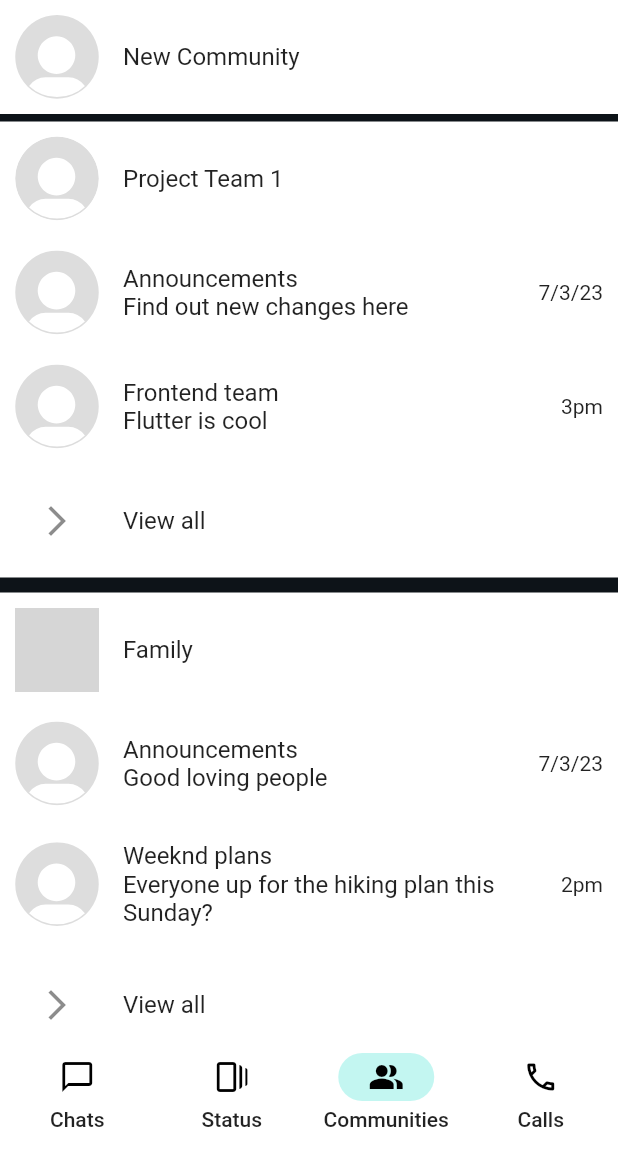
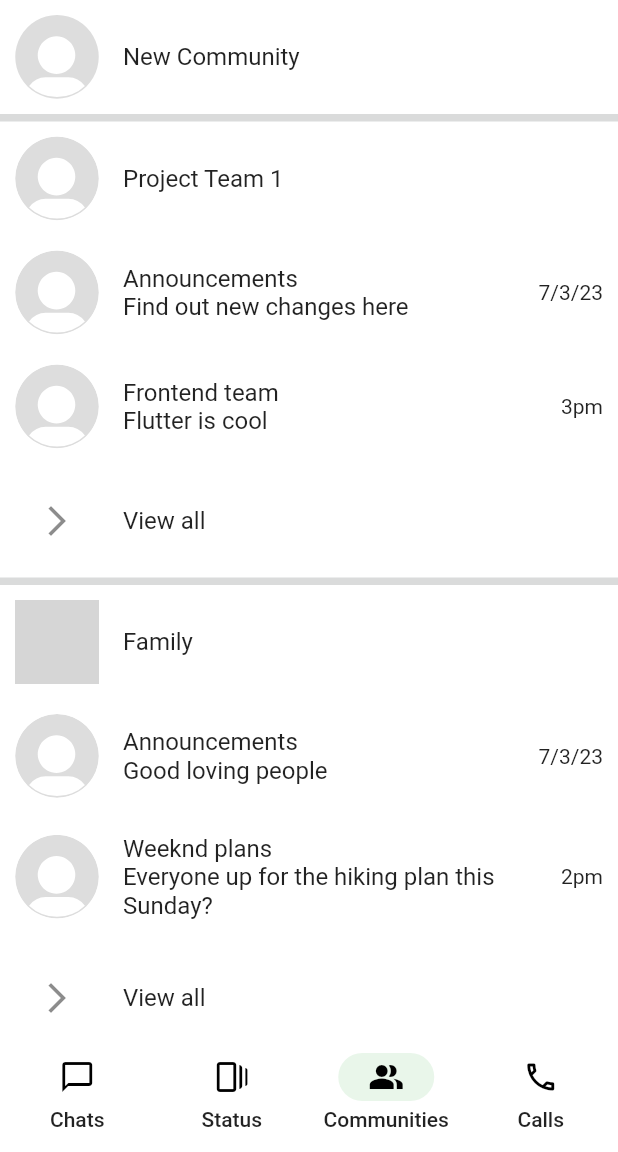
Before and after one commit to akodali9/whatsappui_clone, a Flutter app: the screen it shows after launch, item 3 of the bottom bar chosen, on a phone screen of 412 x 824 dp, the part 84-1236 px from its top. Run offline on Flutter 3.47's test engine with Material 2 defaults, Android fonts, the phone set to English and light mode, and no system bars; our stand-ins replace flutter_svg; network calls fail; grey boxes are pictures that could not be loaded.

Commit message:
Color Scheme for dark and light mode configured

```diff
--- a/lib/Screens/community_page.dart
+++ b/lib/Screens/community_page.dart
@@ -73,8 +73,14 @@ class _CommunityPageState extends State<CommunityPage> {
               contentPadding: const EdgeInsets.all(10.0),
               leading: AspectRatio(
                 aspectRatio: 1 / 1,
-                child: SvgPicture.asset(
-                  'assets/default_imgs/profile_photo.svg',
+                child: Container(
+                  decoration: BoxDecoration(
+                    borderRadius: BorderRadius.circular(50),
+                    color: Theme.of(context).colorScheme.onBackground,
+                  ),
+                  child: SvgPicture.asset(
+                    'assets/default_imgs/profile_photo.svg',
+                  ),
                 ),
               ),
               title: const Text("New Community"),
--- a/lib/Screens/home_page.dart
+++ b/lib/Screens/home_page.dart
@@ -73,6 +73,9 @@ class _MainScreenState extends State<MainScreen> {
       //   ),
       // ),
       bottomNavigationBar: NavigationBar(
+        animationDuration: Duration(
+          milliseconds: 1,
+        ),
         selectedIndex: currentindex,
         onDestinationSelected: (int i) => {setState(() => currentindex = i)},
         destinations: const <Widget>[
--- a/lib/provider/Theme_provider.dart
+++ b/lib/provider/Theme_provider.dart
@@ -4,8 +4,10 @@ class MyThemes {
   static final darkTheme = ThemeData(
     scaffoldBackgroundColor: const Color(0xff121b22),
     brightness: Brightness.dark,
+    dividerColor: const Color.fromARGB(255, 13, 19, 24),
     colorScheme: const ColorScheme.dark(
-      secondary: Color.fromARGB(255, 13, 19, 24),
+      onBackground: Colors.white,
+      secondary: Color.fromARGB(255, 98, 149, 101),
     ),
     appBarTheme: const AppBarTheme(
       backgroundColor: Color(0xff1f2c34),
@@ -32,8 +34,12 @@ class MyThemes {
   );
 
   static final lightTheme = ThemeData(
+    dividerColor: const Color.fromARGB(255, 218, 219, 219),
     scaffoldBackgroundColor: const Color(0xffffffff),
-    colorScheme: const ColorScheme.light(),
+    colorScheme: const ColorScheme.light(
+      onBackground: Colors.white,
+      secondary: Color.fromARGB(255, 161, 217, 166),
+    ),
     brightness: Brightness.light,
     appBarTheme: const AppBarTheme(
       backgroundColor: Color(0xff008069),
--- a/lib/widgets/calls_section_tile.dart
+++ b/lib/widgets/calls_section_tile.dart
@@ -15,7 +15,10 @@ class CallsSectionTile extends StatelessWidget {
           fit: BoxFit.cover,
         );
       } else {
-        return SvgPicture.asset('assets/default_imgs/profile_photo.svg');
+        return Container(
+            decoration: BoxDecoration(
+                color: Theme.of(context).colorScheme.onBackground),
+            child: SvgPicture.asset('assets/default_imgs/profile_photo.svg'));
       }
     }
 
--- a/lib/widgets/community_section_tile.dart
+++ b/lib/widgets/community_section_tile.dart
@@ -6,14 +6,17 @@ class CommunitySectionTile extends StatelessWidget {
   const CommunitySectionTile({super.key, required this.item});
 
   final Communities item;
-  imgFunc(imgUrl) {
+  imgFunc(imgUrl, context) {
     if (imgUrl != "") {
       return Image.network(
         imgUrl,
         fit: BoxFit.cover,
       );
     } else {
-      return SvgPicture.asset('assets/default_imgs/profile_photo.svg');
+      return Container(
+          decoration:
+              BoxDecoration(color: Theme.of(context).colorScheme.onBackground),
+          child: SvgPicture.asset('assets/default_imgs/profile_photo.svg'));
     }
   }
 
@@ -23,7 +26,9 @@ class CommunitySectionTile extends StatelessWidget {
       children: [
         SizedBox(
           height: 5,
-          child: Container(color: const Color.fromARGB(255, 13, 19, 24)),
+          child: Container(
+            color: Theme.of(context).dividerColor,
+          ),
         ),
         ListTile(
           onTap: () {},
@@ -31,16 +36,19 @@ class CommunitySectionTile extends StatelessWidget {
           leading: ClipRRect(
             borderRadius: BorderRadius.circular(50),
             child: AspectRatio(
-                aspectRatio: 1 / 1, child: imgFunc(item.comm_img_url)),
+                aspectRatio: 1 / 1, child: imgFunc(item.comm_img_url, context)),
           ),
           title: Text(item.comm_name),
         ),
         ListTile(
           onTap: () {},
           contentPadding: const EdgeInsets.all(10.0),
-          leading: AspectRatio(
-            aspectRatio: 1 / 1,
-            child: imgFunc(item.announcement_img),
+          leading: ClipRRect(
+            borderRadius: BorderRadius.circular(50),
+            child: AspectRatio(
+              aspectRatio: 1 / 1,
+              child: imgFunc(item.announcement_img, context),
+            ),
           ),
           title: Column(
             crossAxisAlignment: CrossAxisAlignment.start,
@@ -54,9 +62,12 @@ class CommunitySectionTile extends StatelessWidget {
         ListTile(
           onTap: () {},
           contentPadding: const EdgeInsets.all(10.0),
-          leading: AspectRatio(
-            aspectRatio: 1 / 1,
-            child: imgFunc(item.group_img_url),
+          leading: ClipRRect(
+            borderRadius: BorderRadius.circular(50),
+            child: AspectRatio(
+              aspectRatio: 1 / 1,
+              child: imgFunc(item.group_img_url, context),
+            ),
           ),
           title: Column(
             crossAxisAlignment: CrossAxisAlignment.start,
@@ -76,10 +87,6 @@ class CommunitySectionTile extends StatelessWidget {
             "View all",
           ),
         ),
-        SizedBox(
-          height: 5,
-          child: Container(color: const Color.fromARGB(255, 13, 19, 24)),
-        ),
       ],
     );
   }
```
Also changed, not shown: lib/Screens/status_page.dart (+14 -7 lines), lib/main.dart (+9 -0 lines), lib/widgets/chats_section_tile.dart (+13 -11 lines), lib/widgets/status_section_tile.dart (+8 -4 lines).
